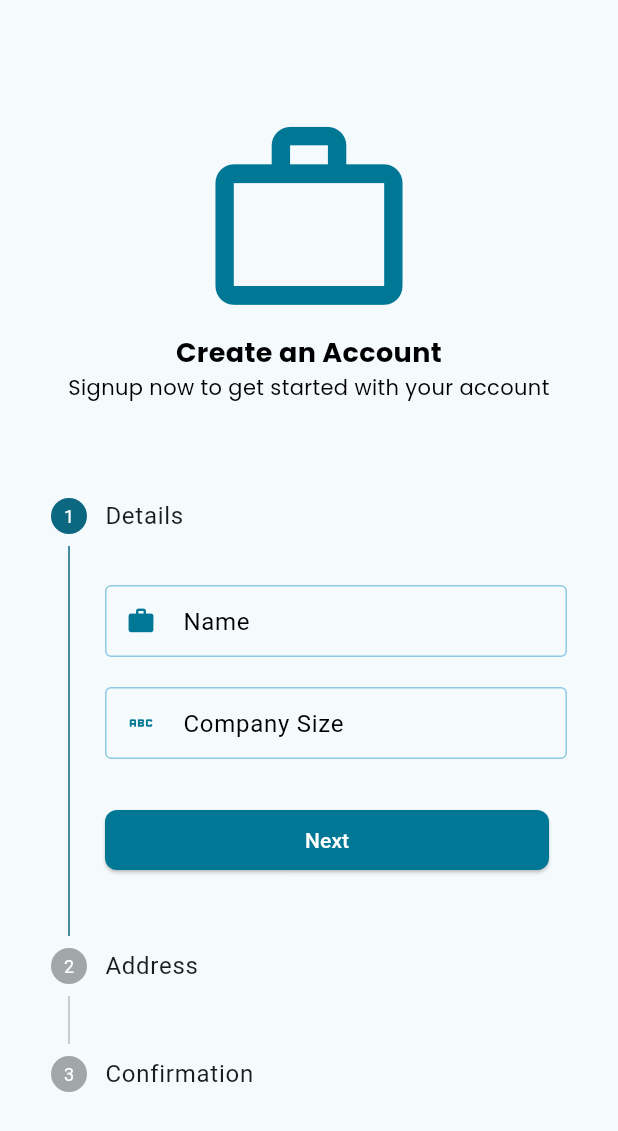
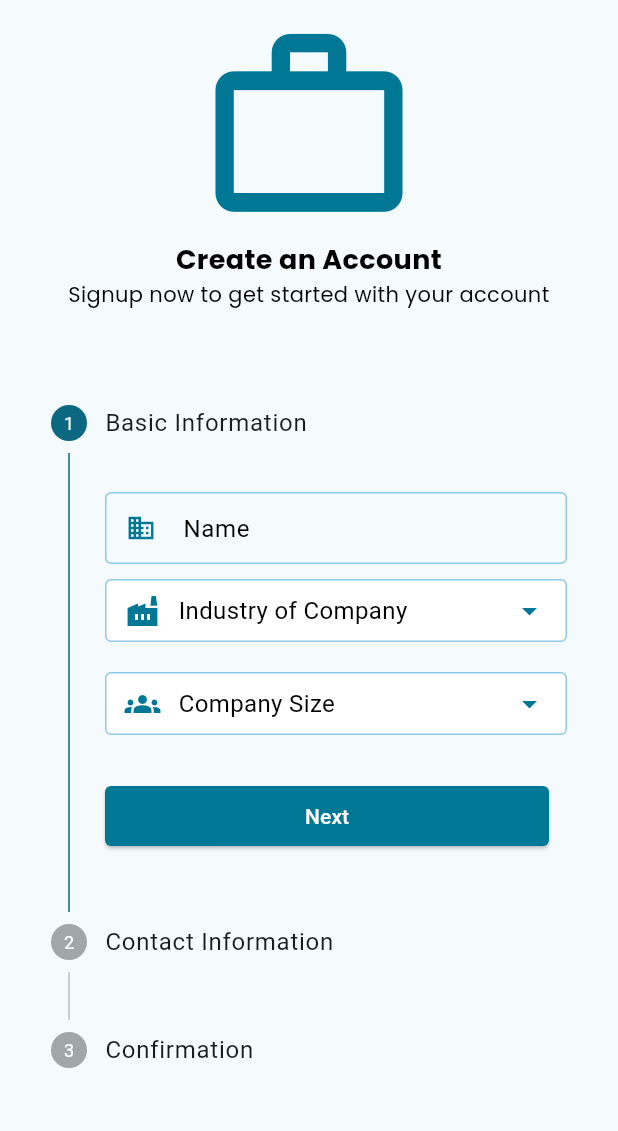
Before and after one commit to aliasar1/SkillSift-Flutter-App, a Flutter app: the CompanySignupScreen screen opened directly, on a phone screen of 412 x 824 dp. Shown: the top 1131 px of the screen. Run offline on Flutter 3.47's test engine with Material 3 defaults, Android fonts, the light colour scheme and no system bars; our stand-ins replace dots_indicator, firebase_core, flutter_svg, get; accounts and stored records are empty.

Commit message:
Redesigned Company Regsitration

```diff
--- a/lib/controllers/auth_controller.dart
+++ b/lib/controllers/auth_controller.dart
@@ -11,8 +11,14 @@ class AuthController extends GetxController {
   final passController = TextEditingController();
   final nameController = TextEditingController();
   final companySizeController = TextEditingController();
+  final companyIndustryController = TextEditingController();
   final contactNumberController = TextEditingController();
   final confirmPassController = TextEditingController();
+  final street1Controller = TextEditingController();
+  final street2Controller = TextEditingController();
+  final cityController = TextEditingController();
+  final countryController = TextEditingController();
+  final postalCodeController = TextEditingController();
 
   void toggleVisibility() {
     isObscure.value = !isObscure.value;
--- a/lib/features/authenticate/views/company_signup.dart
+++ b/lib/features/authenticate/views/company_signup.dart
@@ -5,20 +5,29 @@ import 'package:skillsift_flutter_app/features/authenticate/controllers/stepper_
 import 'package:skillsift_flutter_app/widgets/custom_widgets/custom_text_form_field.dart';
 
 import '../../../constants/constants.dart';
+import '../../../widgets/custom_widgets/custom_dropdown.dart';
 import '../../../widgets/custom_widgets/custom_text.dart';
 
-class CompanySignupScreen extends StatelessWidget {
+class CompanySignupScreen extends StatefulWidget {
   CompanySignupScreen({super.key});
 
+  @override
+  State<CompanySignupScreen> createState() => _CompanySignupScreenState();
+}
+
+class _CompanySignupScreenState extends State<CompanySignupScreen> {
   final controller = Get.put(AuthController());
+
   final stepperController = Get.put(StepperController());
+  var selectedText = 'Company Size';
+  var selectedIndustry = 'Industry of Company';
 
   @override
   Widget build(BuildContext context) {
     return SafeArea(
         child: Scaffold(
-      body: Center(
-        child: SingleChildScrollView(
+      body: SingleChildScrollView(
+        child: Center(
           child: Container(
             margin: const EdgeInsetsDirectional.symmetric(
                 vertical: 10, horizontal: 10),
@@ -93,7 +102,7 @@ class CompanySignupScreen extends StatelessWidget {
                                   shape: MaterialStateProperty.all<
                                       RoundedRectangleBorder>(
                                     RoundedRectangleBorder(
-                                      borderRadius: BorderRadius.circular(8.0),
+                                      borderRadius: BorderRadius.circular(4.0),
                                     ),
                                   ),
                                 ),
@@ -114,7 +123,7 @@ class CompanySignupScreen extends StatelessWidget {
                                         RoundedRectangleBorder>(
                                       RoundedRectangleBorder(
                                         borderRadius:
-                                            BorderRadius.circular(8.0),
+                                            BorderRadius.circular(4.0),
                                       ),
                                     ),
                                   ),
@@ -141,7 +150,7 @@ class CompanySignupScreen extends StatelessWidget {
           state: stepperController.getCurrentStep > 0
               ? StepState.complete
               : StepState.indexed,
-          title: const Text("Details"),
+          title: const Text("Basic Information"),
           content: Column(
             children: [
               const SizedBox(
@@ -154,7 +163,7 @@ class CompanySignupScreen extends StatelessWidget {
                 hintText: "",
                 keyboardType: TextInputType.name,
                 textInputAction: TextInputAction.next,
-                prefixIconData: Icons.work,
+                prefixIconData: Icons.domain,
                 validator: (value) {
                   if (value!.isEmpty) {
                     return "Name cannot be empty";
@@ -163,21 +172,42 @@ class CompanySignupScreen extends StatelessWidget {
                 },
               ),
               const SizedBox(
+                height: 10,
+              ),
+              CustomDropdown(
+                items: const [
+                  'Information Technology',
+                  'Healthcare Industry',
+                  'Finance Industry',
+                  'Manufacturing Industry'
+                ],
+                selectedText: selectedIndustry,
+                primaryColor: AppColors.white,
+                secondaryColor: AppColors.primaryLightColor,
+                textColor: AppColors.black,
+                suffixIcon: Icons.factory,
+                onChange: (value) {
+                  setState(() {
+                    selectedIndustry = value!;
+                  });
+                  controller.companyIndustryController.text = value!;
+                },
+              ),
+              const SizedBox(
                 height: 20,
               ),
-              CustomTextFormField(
-                controller: controller.companySizeController,
-                labelText: "Company Size",
-                autofocus: false,
-                hintText: "",
-                keyboardType: TextInputType.text,
-                textInputAction: TextInputAction.next,
-                prefixIconData: Icons.abc,
-                validator: (value) {
-                  if (value!.isEmpty) {
-                    return "Name cannot be empty";
-                  }
-                  return null;
+              CustomDropdown(
+                items: const ['Small (0-10)', 'Medium (11-50)', 'Large (50+)'],
+                selectedText: selectedText,
+                primaryColor: AppColors.white,
+                secondaryColor: AppColors.primaryLightColor,
+                textColor: AppColors.black,
+                suffixIcon: Icons.groups,
+                onChange: (value) {
+                  setState(() {
+                    selectedText = value!;
+                  });
+                  controller.companySizeController.text = value!;
                 },
               ),
               const SizedBox(
@@ -191,7 +221,7 @@ class CompanySignupScreen extends StatelessWidget {
           state: stepperController.getCurrentStep > 1
               ? StepState.complete
               : StepState.indexed,
-          title: const Text("Address"),
+          title: const Text("Contact Information"),
           content: Column(
             children: [
               const SizedBox(
@@ -213,7 +243,7 @@ class CompanySignupScreen extends StatelessWidget {
                 },
               ),
               const SizedBox(
-                height: 20,
+                height: 10,
               ),
               CustomTextFormField(
                 controller: controller.emailController,
@@ -231,8 +261,108 @@ class CompanySignupScreen extends StatelessWidget {
                 },
               ),
               const SizedBox(
-                height: 20,
+                height: 10,
               ),
+              CustomTextFormField(
+                controller: controller.street1Controller,
+                labelText: "Street 1",
+                autofocus: false,
+                hintText: "",
+                keyboardType: TextInputType.text,
+                textInputAction: TextInputAction.next,
+                prefixIconData: Icons.map,
+                validator: (value) {
+                  if (value!.isEmpty) {
+                    return "Email cannot be empty";
+                  }
+                  return null;
+                },
+              ),
+              const SizedBox(
+                height: 10,
+              ),
+              CustomTextFormField(
+                controller: controller.street2Controller,
+                labelText: 'Street 2',
+                autofocus: false,
+                hintText: "",
+                keyboardType: TextInputType.text,
+                textInputAction: TextInputAction.next,
+                prefixIconData: Icons.map,
+                validator: (value) {
+                  if (value!.isEmpty) {
+                    return "Email cannot be empty";
+                  }
+                  return null;
+                },
+              ),
+              const SizedBox(
+                height: 10,
+              ),
+              CustomTextFormField(
+                controller: controller.postalCodeController,
+                labelText: 'Postal Code',
+                autofocus: false,
+                hintText: "",
+                keyboardType: TextInputType.text,
+                textInputAction: TextInputAction.next,
+                prefixIconData: Icons.code,
+                validator: (value) {
+                  if (value!.isEmpty) {
+                    return "Email cannot be empty";
+                  }
+                  return null;
+                },
+              ),
+              const SizedBox(
+                height: 10,
+              ),
+              CustomTextFormField(
+                controller: controller.cityController,
+                labelText: 'City',
+                autofocus: false,
+                hintText: "abc@gmail.com",
+                keyboardType: TextInputType.text,
+                textInputAction: TextInputAction.next,
+                prefixIconData: Icons.location_city,
+                validator: (value) {
+                  if (value!.isEmpty) {
+                    return "Email cannot be empty";
+                  }
+                  return null;
+                },
+              ),
+              const SizedBox(
+                height: 10,
+              ),
+              CustomTextFormField(
+                controller: controller.countryController,
+                labelText: 'Country',
+                autofocus: false,
+                keyboardType: TextInputType.text,
+                textInputAction: TextInputAction.next,
+                prefixIconData: Icons.location_on,
+                validator: (value) {
+                  if (value!.isEmpty) {
+                    return "Email cannot be empty";
+                  }
+                  return null;
+                },
+              ),
+              const SizedBox(
+                height: 10,
+              ),
+            ],
+          ),
+        ),
+        Step(
+            isActive: stepperController.getCurrentStep >= 2,
+            state: stepperController.getCurrentStep > 2
+                ? StepState.complete
+                : StepState.indexed,
+            title: const Text("Confirmation"),
+            content: Column(
+              children: [
                 Obx(
                   () => CustomTextFormField(
                     controller: controller.passController,
@@ -256,7 +386,7 @@ class CompanySignupScreen extends StatelessWidget {
                   ),
                 ),
                 const SizedBox(
-                height: 20,
+                  height: 10,
                 ),
                 Obx(
                   () => CustomTextFormField(
@@ -280,17 +410,9 @@ class CompanySignupScreen extends StatelessWidget {
                     },
                   ),
                 ),
-            ],
+                const SizedBox(
+                  height: 10,
                 ),
-        ),
-        Step(
-            isActive: stepperController.getCurrentStep >= 2,
-            state: stepperController.getCurrentStep > 2
-                ? StepState.complete
-                : StepState.indexed,
-            title: const Text("Confirmation"),
-            content: Column(
-              children: [
                 Row(
                   children: [
                     Obx(
--- /dev/null
+++ b/lib/models/company_model.dart
@@ -0,0 +1,72 @@
+class Company {
+  String companyName;
+  String industryOrSector;
+  String companySize;
+  String location;
+  String contactNo;
+  String contactEmail;
+  String password;
+  String companyLogo;
+  bool termsAndConditionsAccepted;
+  String street1;
+  String street2;
+  String city;
+  String country;
+  String postalCode;
+
+  // Constructor
+  Company({
+    required this.companyName,
+    required this.industryOrSector,
+    required this.companySize,
+    required this.location,
+    required this.contactNo,
+    required this.contactEmail,
+    required this.password,
+    this.companyLogo = '',
+    required this.termsAndConditionsAccepted,
+    required this.street1,
+    this.street2 = '',
+    required this.city,
+    required this.country,
+    required this.postalCode,
+  });
+
+  // Convert the object to a JSON format
+  Map<String, dynamic> toJson() {
+    return {
+      'companyName': companyName,
+      'industryOrSector': industryOrSector,
+      'companySize': companySize,
+      'contactNumber': contactNo,
+      'contactEmail': contactEmail,
+      'password': password,
+      'termsAndConditions': termsAndConditionsAccepted,
+      'street1': street1,
+      'street2': street2,
+      'city': city,
+      'country': country,
+      'postalCode': postalCode,
+      'location': location,
+    };
+  }
+
+  // Create a CompanyRegistrationModel object from a JSON format
+  factory Company.fromJson(Map<String, dynamic> json) {
+    return Company(
+      companyName: json['companyName'],
+      industryOrSector: json['industryOrSector'],
+      companySize: json['companySize'],
+      contactNo: json['contactNumber'],
+      contactEmail: json['contactEmail'],
+      password: json['password'],
+      termsAndConditionsAccepted: json['termsAndConditions'],
+      street1: json['street1'],
+      street2: json['street2'],
+      city: json['city'],
+      country: json['country'],
+      postalCode: json['postalCode'],
+      location: '',
+    );
+  }
+}
```
Also changed, not shown: lib/features/authenticate/views/pick_company_location.dart (added, +11 -0 lines), lib/widgets/custom_widgets/custom_dropdown.dart (added, +344 -0 lines). Lines whose indentation alone changed are shown as unchanged.
